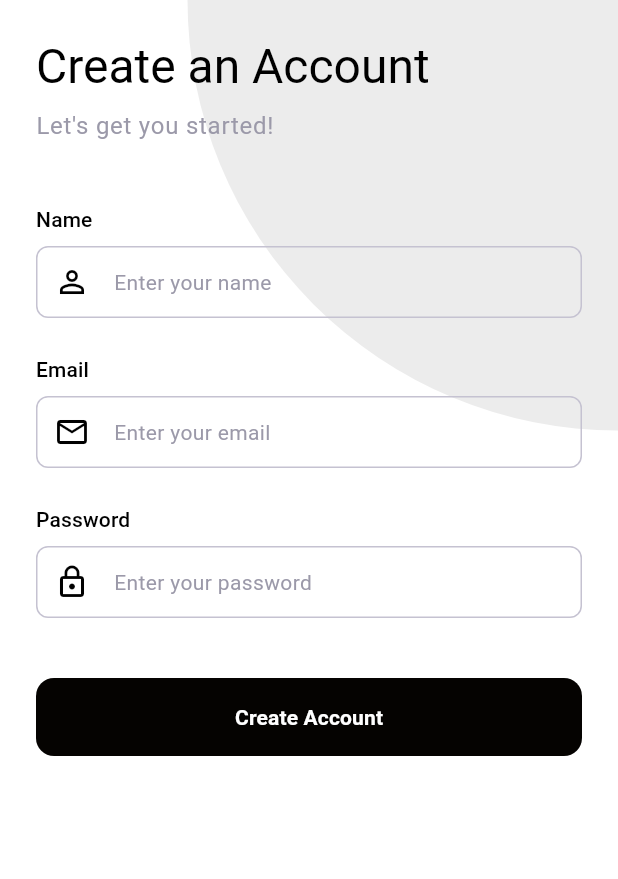
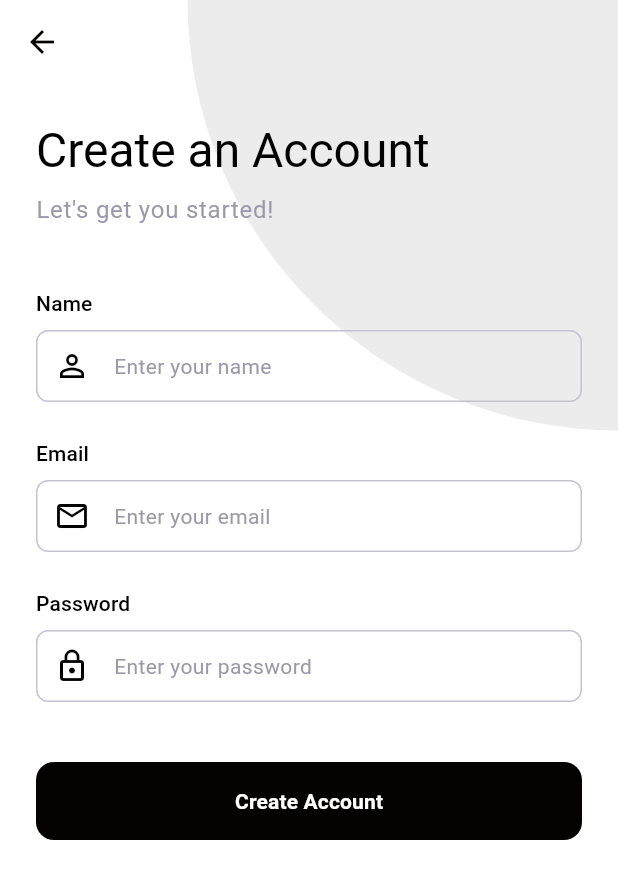
Before and after one commit to AlphaTeam101/Buynuk, a Flutter app: the RegisterScreen screen opened directly, on a phone screen of 412 x 824 dp. Shown: the top 879 px of the screen. Run offline on Flutter 3.47's test engine with Material 3 defaults, Android fonts, the phone set to English and light mode, and no system bars; our stand-ins replace bloc, bloc_concurrency, dio, equatable, flash, flutter_animate and 11 more; accounts and stored records are empty.

Commit message:
enhance code

```diff
--- a/lib/presentation/auth/register_screen.dart
+++ b/lib/presentation/auth/register_screen.dart
@@ -53,7 +53,15 @@ class _RegisterScreenState extends State<RegisterScreen> with SingleTickerProvid
     final textTheme = theme.textTheme;
 
     return Scaffold(
-      // Removed AppBar to make it full screen
+      extendBodyBehindAppBar: true, // Allows the body to extend behind the app bar
+      appBar: AppBar(
+        backgroundColor: Colors.transparent, // Make app bar transparent
+        elevation: 0, // Remove shadow
+        leading: IconButton(
+          icon: Icon(Icons.arrow_back, color: theme.primaryColor), // Customize back button color
+          onPressed: () => Navigator.of(context).pop(),
+        ),
+      ),
       body: CornerCircleAnimation(
         child: SafeArea(
           child: BlocProvider(
```
